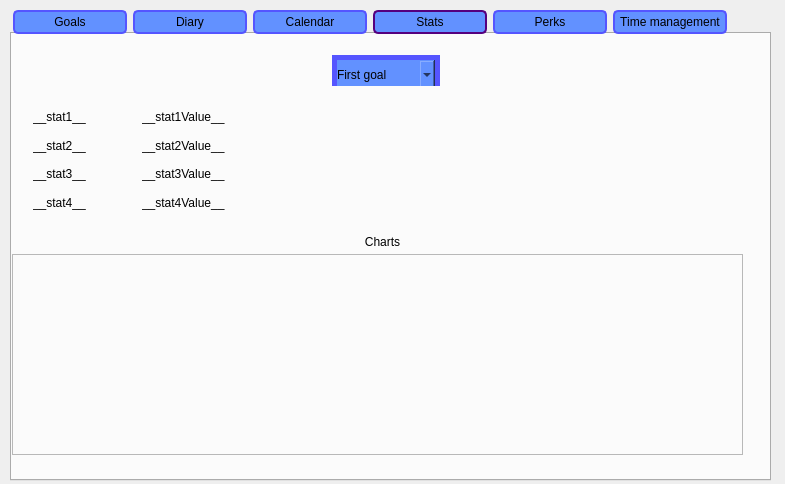
Above: Combine/organizerui.ui from pzksHackathon/CactusHackathon before the change. Below: the same form after it.
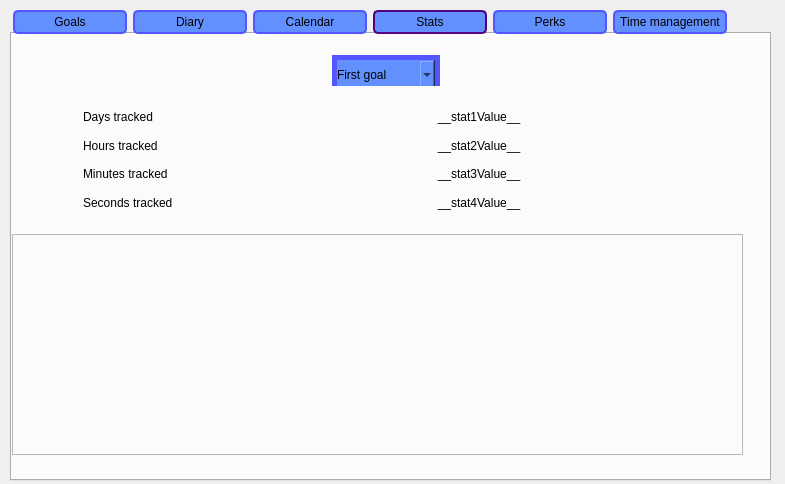
That is the form after the change. The open tabs and pages were chosen to show the change.

What changed in the file:
```diff
--- a/Combine/organizerui.ui
+++ b/Combine/organizerui.ui
@@ -2205,22 +2205,6 @@
        </item>
       </layout>
      </widget>
-     <widget class="QLabel" name="charts_label">
-      <property name="geometry">
-       <rect>
-        <x>340</x>
-        <y>200</y>
-        <width>61</width>
-        <height>16</height>
-       </rect>
-      </property>
-      <property name="text">
-       <string>Charts</string>
-      </property>
-      <property name="alignment">
-       <set>Qt::AlignCenter</set>
-      </property>
-     </widget>
      <widget class="QWidget" name="layoutWidget">
       <property name="geometry">
        <rect>
@@ -2233,10 +2217,26 @@
       <layout class="QVBoxLayout" name="verticalLayout_10">
        <item>
         <layout class="QHBoxLayout" name="horizontalLayout_16">
+         <item>
+          <spacer name="horizontalSpacer_52">
+           <property name="orientation">
+            <enum>Qt::Horizontal</enum>
+           </property>
+           <property name="sizeType">
+            <enum>QSizePolicy::Fixed</enum>
+           </property>
+           <property name="sizeHint" stdset="0">
+            <size>
+             <width>50</width>
+             <height>20</height>
+            </size>
+           </property>
+          </spacer>
+         </item>
          <item>
           <widget class="QLabel" name="stat1_label">
            <property name="text">
-            <string>__stat1__</string>
+            <string>Days tracked</string>
            </property>
           </widget>
          </item>
@@ -2261,6 +2261,9 @@
            <property name="text">
             <string>__stat1Value__</string>
            </property>
+           <property name="alignment">
+            <set>Qt::AlignCenter</set>
+           </property>
           </widget>
          </item>
          <item>
@@ -2268,9 +2271,12 @@
            <property name="orientation">
             <enum>Qt::Horizontal</enum>
            </property>
+           <property name="sizeType">
+            <enum>QSizePolicy::Fixed</enum>
+           </property>
            <property name="sizeHint" stdset="0">
             <size>
-             <width>40</width>
+             <width>150</width>
              <height>20</height>
             </size>
            </property>
@@ -2280,10 +2286,26 @@
        </item>
        <item>
         <layout class="QHBoxLayout" name="horizontalLayout_17">
+         <item>
+          <spacer name="horizontalSpacer_53">
+           <property name="orientation">
+            <enum>Qt::Horizontal</enum>
+           </property>
+           <property name="sizeType">
+            <enum>QSizePolicy::Fixed</enum>
+           </property>
+           <property name="sizeHint" stdset="0">
+            <size>
+             <width>50</width>
+             <height>20</height>
+            </size>
+           </property>
+          </spacer>
+         </item>
          <item>
           <widget class="QLabel" name="stat2_label">
            <property name="text">
-            <string>__stat2__</string>
+            <string>Hours tracked</string>
            </property>
           </widget>
          </item>
@@ -2308,6 +2330,9 @@
            <property name="text">
             <string>__stat2Value__</string>
            </property>
+           <property name="alignment">
+            <set>Qt::AlignCenter</set>
+           </property>
           </widget>
          </item>
          <item>
@@ -2315,9 +2340,12 @@
            <property name="orientation">
             <enum>Qt::Horizontal</enum>
            </property>
+           <property name="sizeType">
+            <enum>QSizePolicy::Fixed</enum>
+           </property>
            <property name="sizeHint" stdset="0">
             <size>
-             <width>40</width>
+             <width>150</width>
              <height>20</height>
             </size>
            </property>
@@ -2327,10 +2355,26 @@
        </item>
        <item>
         <layout class="QHBoxLayout" name="horizontalLayout_18">
+         <item>
+          <spacer name="horizontalSpacer_54">
+           <property name="orientation">
+            <enum>Qt::Horizontal</enum>
+           </property>
+           <property name="sizeType">
+            <enum>QSizePolicy::Fixed</enum>
+           </property>
+           <property name="sizeHint" stdset="0">
+            <size>
+             <width>50</width>
+             <height>20</height>
+            </size>
+           </property>
+          </spacer>
+         </item>
          <item>
           <widget class="QLabel" name="stat3_label">
            <property name="text">
-            <string>__stat3__</string>
+            <string>Minutes tracked</string>
            </property>
           </widget>
          </item>
@@ -2355,6 +2399,9 @@
            <property name="text">
             <string>__stat3Value__</string>
            </property>
+           <property name="alignment">
+            <set>Qt::AlignCenter</set>
+           </property>
           </widget>
          </item>
          <item>
@@ -2362,9 +2409,12 @@
            <property name="orientation">
             <enum>Qt::Horizontal</enum>
            </property>
+           <property name="sizeType">
+            <enum>QSizePolicy::Fixed</enum>
+           </property>
            <property name="sizeHint" stdset="0">
             <size>
-             <width>40</width>
+             <width>150</width>
              <height>20</height>
             </size>
            </property>
@@ -2374,10 +2424,26 @@
        </item>
        <item>
         <layout class="QHBoxLayout" name="horizontalLayout_19">
+         <item>
+          <spacer name="horizontalSpacer_55">
+           <property name="orientation">
+            <enum>Qt::Horizontal</enum>
+           </property>
+           <property name="sizeType">
+            <enum>QSizePolicy::Fixed</enum>
+           </property>
+           <property name="sizeHint" stdset="0">
+            <size>
+             <width>50</width>
+             <height>20</height>
+            </size>
+           </property>
+          </spacer>
+         </item>
          <item>
           <widget class="QLabel" name="stat4_label">
            <property name="text">
-            <string>__stat4__</string>
+            <string>Seconds tracked</string>
            </property>
           </widget>
          </item>
@@ -2402,6 +2468,9 @@
            <property name="text">
             <string>__stat4Value__</string>
            </property>
+           <property name="alignment">
+            <set>Qt::AlignCenter</set>
+           </property>
           </widget>
          </item>
          <item>
@@ -2409,9 +2478,12 @@
            <property name="orientation">
             <enum>Qt::Horizontal</enum>
            </property>
+           <property name="sizeType">
+            <enum>QSizePolicy::Fixed</enum>
+           </property>
            <property name="sizeHint" stdset="0">
             <size>
-             <width>40</width>
+             <width>150</width>
              <height>20</height>
             </size>
            </property>
@@ -2425,9 +2497,9 @@
       <property name="geometry">
        <rect>
         <x>0</x>
-        <y>220</y>
+        <y>200</y>
         <width>731</width>
-        <height>201</height>
+        <height>221</height>
        </rect>
       </property>
       <property name="frameShape">
```
Left out of the diff: 27 changed lines with no effect on the pictures.
